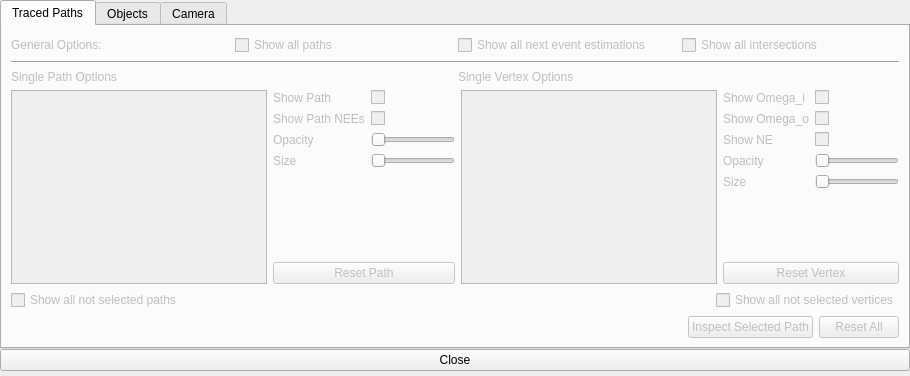
ckreisl/emca, file view/ui/render_scene_options.ui: the form before one commit.
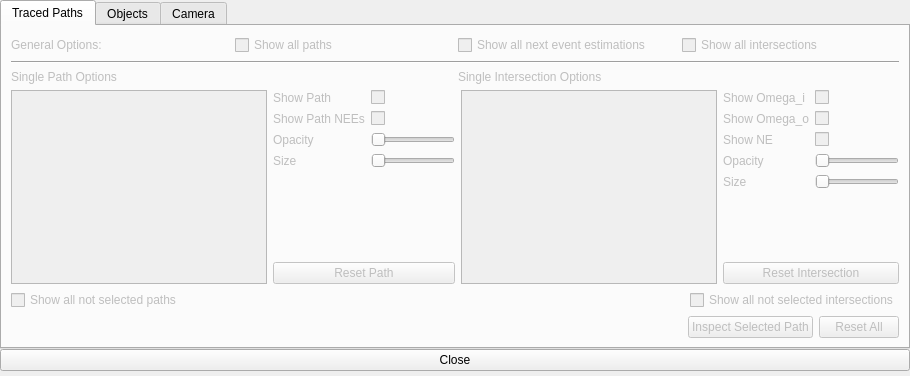
The form after the commit.

Commit message: renaming vertex to intersection

```diff
--- a/view/ui/render_scene_options.ui
+++ b/view/ui/render_scene_options.ui
@@ -126,7 +126,7 @@
             <bool>false</bool>
            </property>
            <property name="text">
-            <string>Single Vertex Options</string>
+            <string>Single Intersection Options</string>
            </property>
           </widget>
          </item>
@@ -364,7 +364,7 @@
               <bool>false</bool>
              </property>
              <property name="text">
-              <string>Reset Vertex</string>
+              <string>Reset Intersection</string>
              </property>
             </widget>
            </item>
@@ -403,7 +403,7 @@
             <bool>false</bool>
            </property>
            <property name="text">
-            <string>Show all not selected vertices</string>
+            <string>Show all not selected intersections</string>
            </property>
           </widget>
          </item>
```
Left out of the diff: 22 changed lines with no effect on the pictures. The commit also changes 27 other files.
